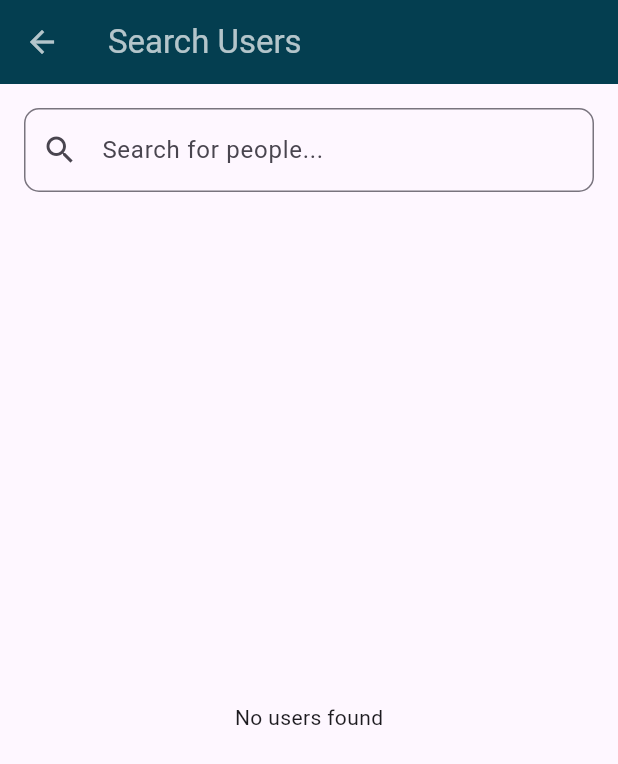
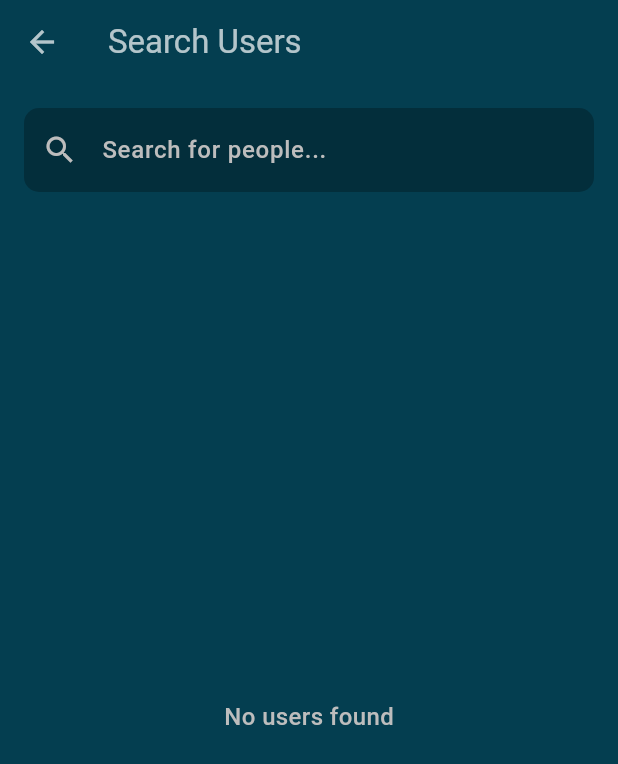
Before and after one commit to KugleBlitz007/SplitGasy, a Flutter app: the AddGroupPage screen opened directly, after a tap on the "group add" icon, on a phone screen of 412 x 824 dp. Shown: the top 764 px of the screen. Run offline on Flutter 3.47's test engine with Material 3 defaults, Android fonts, the phone set to English and light mode, and no system bars; our stand-ins replace cloud_firestore, firebase_auth, firebase_core, flutter_dotenv, google_fonts, google_sign_in; accounts and stored records are empty.

Commit message:
Fix colors

```diff
--- a/lib/pages/add_group.dart
+++ b/lib/pages/add_group.dart
@@ -117,15 +117,19 @@ class _AddGroupPageState extends State<AddGroupPage> {
   @override
   Widget build(BuildContext context) {
     return Scaffold(
-      backgroundColor: const Color(0xFFE0E0E0),
-      body: SafeArea(
-        child: Column(
+      backgroundColor: const Color(0xFF043E50),
+      body: Column(
         children: [
           // TOP SECTION
           Container(
-              padding: const EdgeInsets.only(left: 20, right: 20, top: 20, bottom: 30),
+            padding: EdgeInsets.only(
+              left: 20,
+              right: 20,
+              top: MediaQuery.of(context).padding.top + 20,
+              bottom: 30
+            ),
             decoration: const BoxDecoration(
-                color: Color.fromARGB(255, 1, 87, 77),
+              color: Color(0xFF043E50),
             ),
             child: Column(
               crossAxisAlignment: CrossAxisAlignment.start,
@@ -191,6 +195,11 @@ class _AddGroupPageState extends State<AddGroupPage> {
 
           // FRIENDS LIST SECTION
           Expanded(
+            child: Container(
+              decoration: const BoxDecoration(
+                color: Color(0xFFE0E0E0),
+
+              ),
               child: SingleChildScrollView(
                 padding: const EdgeInsets.symmetric(vertical: 20),
                 child: Column(
@@ -204,7 +213,7 @@ class _AddGroupPageState extends State<AddGroupPage> {
                           style: GoogleFonts.poppins(
                             fontSize: 16,
                             fontWeight: FontWeight.w600,
-                            color: const Color.fromARGB(255, 1, 87, 77),
+                            color: const Color(0xFF043E50),
                           ),
                         ),
                       ),
@@ -222,7 +231,8 @@ class _AddGroupPageState extends State<AddGroupPage> {
                         children: friends.map((friend) {
                           return CheckboxListTile(
                             value: selectedFriendIds.contains(friend.id),
-                            activeColor: const Color.fromARGB(255, 1, 87, 77),
+                            activeColor: const Color(0xFF043E50),
+                            checkColor: Colors.white,
                             onChanged: (bool? value) {
                               _toggleFriendSelection(friend.id);
                             },
@@ -231,6 +241,7 @@ class _AddGroupPageState extends State<AddGroupPage> {
                               style: GoogleFonts.poppins(
                                 fontSize: 14,
                                 color: Colors.black87,
+                                fontWeight: FontWeight.w500,
                               ),
                             ),
                             subtitle: Text(
@@ -257,7 +268,8 @@ class _AddGroupPageState extends State<AddGroupPage> {
                         child: ElevatedButton(
                           onPressed: _saveGroup,
                           style: ElevatedButton.styleFrom(
-                            backgroundColor: const Color.fromARGB(255, 1, 87, 77),
+                            backgroundColor: const Color(0xFF043E50),
+                            elevation: 0,
                             shape: RoundedRectangleBorder(
                               borderRadius: BorderRadius.circular(8),
                             ),
@@ -279,8 +291,8 @@ class _AddGroupPageState extends State<AddGroupPage> {
                 ),
               ),
             ),
+          ),
         ],
-        ),
       ),
     );
   }
--- a/lib/pages/search_friends.dart
+++ b/lib/pages/search_friends.dart
@@ -85,7 +85,10 @@ class _SearchPageState extends State<SearchPage> {
             ),
         ],
       ),
-      body: Padding(
+      backgroundColor: const Color(0xFF043E50),
+      body: Container(
+        color: const Color(0xFF043E50),
+        child: Padding(
           padding: const EdgeInsets.all(16.0),
           child: Column(
             children: [
@@ -93,12 +96,34 @@ class _SearchPageState extends State<SearchPage> {
               TextField(
                 controller: _searchController,
                 onChanged: (value) => searchUsers(value),
+                style: const TextStyle(
+                  color: Colors.white,
+                  fontSize: 16,
+                  fontWeight: FontWeight.w500,
+                ),
                 decoration: InputDecoration(
                   labelText: "Search for people...",
-                prefixIcon: const Icon(Icons.search),
+                  labelStyle: TextStyle(
+                    color: Colors.grey.shade400,
+                    fontSize: 16,
+                    fontWeight: FontWeight.w500,
+                  ),
+                  prefixIcon: Icon(Icons.search, color: Colors.grey.shade400),
+                  filled: true,
+                  fillColor: Colors.black26,
                   border: OutlineInputBorder(
                     borderRadius: BorderRadius.circular(10),
+                    borderSide: BorderSide.none,
                   ),
+                  enabledBorder: OutlineInputBorder(
+                    borderRadius: BorderRadius.circular(10),
+                    borderSide: BorderSide.none,
+                  ),
+                  focusedBorder: OutlineInputBorder(
+                    borderRadius: BorderRadius.circular(10),
+                    borderSide: BorderSide.none,
+                  ),
+                  contentPadding: const EdgeInsets.symmetric(horizontal: 16, vertical: 16),
                 ),
               ),
               const SizedBox(height: 20),
@@ -106,18 +131,47 @@ class _SearchPageState extends State<SearchPage> {
               // 🔹 Display Search Results with Selection
               Expanded(
                 child: searchResults.isEmpty
-                  ? const Center(child: Text("No users found"))
+                    ? Center(
+                        child: Text(
+                          "No users found",
+                          style: TextStyle(
+                            color: Colors.grey.shade400,
+                            fontSize: 16,
+                            fontWeight: FontWeight.w500,
+                          ),
+                        ),
+                      )
                     : ListView.builder(
                         itemCount: searchResults.length,
                         itemBuilder: (context, index) {
                           final user = searchResults[index];
                           return CheckboxListTile(
-                          title: Text(user.name),
-                          subtitle: Text(user.email),
+                            title: Text(
+                              user.name,
+                              style: const TextStyle(
+                                color: Colors.white,
+                                fontSize: 14,
+                                fontWeight: FontWeight.w500,
+                              ),
+                            ),
+                            subtitle: Text(
+                              user.email,
+                              style: TextStyle(
+                                color: Colors.grey.shade400,
+                                fontSize: 12,
+                              ),
+                            ),
                             value: selectedUsers.contains(user),
                             onChanged: (selected) {
                               toggleUserSelection(user);
                             },
+                            activeColor: const Color(0xFF043E50),
+                            checkColor: Colors.white,
+                            tileColor: Colors.black26,
+                            shape: RoundedRectangleBorder(
+                              borderRadius: BorderRadius.circular(10),
+                            ),
+                            side: const BorderSide(color: Colors.white, width: 2),
                           );
                         },
                       ),
@@ -125,6 +179,7 @@ class _SearchPageState extends State<SearchPage> {
             ],
           ),
         ),
+      ),
     );
   }
 }
```
Also changed, not shown: lib/pages/edit_group.dart (+18 -8 lines), lib/pages/group_page.dart (+6 -6 lines), lib/pages/new_bill_page.dart (+5 -5 lines). Lines whose indentation alone changed are shown as unchanged.
